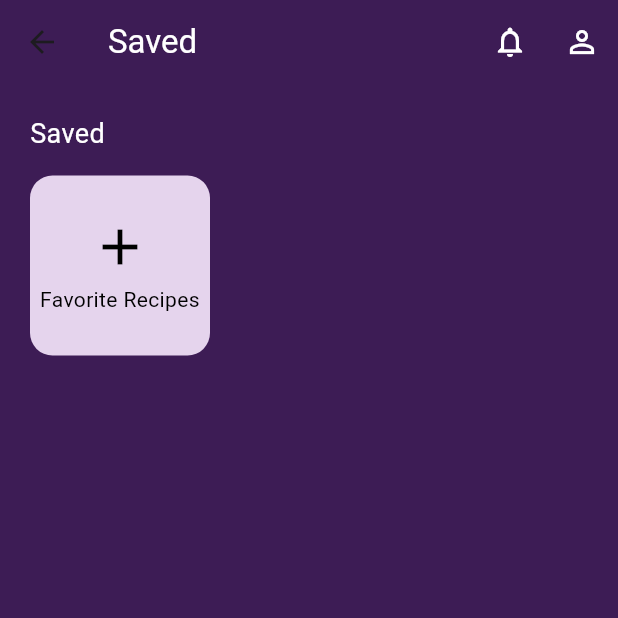
After one commit to Exact-Bytes/ChefScale, a Flutter app: the SavedRecipesPage screen opened directly, on a phone screen of 412 x 824 dp, the top half of it. The commit adds this screen. Run offline on Flutter 3.47's test engine with Material 3 defaults, Android fonts, the phone set to English and light mode, and no system bars; our stand-ins replace google_fonts, image_picker; Roboto replaces fonts that are missing (Afacad).

Commit message:
saved item page

```diff
--- a/lib/home_page.dart
+++ b/lib/home_page.dart
@@ -2,6 +2,7 @@ import 'package:flutter/material.dart';
 import 'package:google_fonts/google_fonts.dart';
 import 'package:myapp/profile_page.dart';
 import 'package:myapp/settingspage.dart';
+import 'package:myapp/savedrecipespage.dart';
 import 'package:myapp/camera_page.dart';
 
 class HomePage extends StatelessWidget {
@@ -110,10 +111,14 @@ class HomePage extends StatelessWidget {
                   ),
                   _buildFeatureButton(Icons.chat, "Chat"),
                   GestureDetector(
-                    onTap: () {},
-                    child: _buildFeatureButton(Icons.upload, "Upload Ingredients"),
-                  ),
-                  _buildFeatureButton(Icons.bookmark, "Saved Items"),
+                    child: _buildFeatureButton(Icons.upload, "Upload Ingredients"),),
+
+
+                 GestureDetector(
+                    onTap: () {
+                      Navigator.push(context, MaterialPageRoute(builder: (context) => const SavedRecipesPage()));
+                    },
+                    child: _buildFeatureButton(Icons.bookmark, "Saved Items")),
                 ],
               ),
               const SizedBox(height: 30),
@@ -151,19 +156,26 @@ class HomePage extends StatelessWidget {
         type: BottomNavigationBarType.fixed,
         items: const [
           BottomNavigationBarItem(icon: Icon(Icons.home), label: "Home"),
-          BottomNavigationBarItem(icon: Icon(Icons.restaurant_menu), label: "Recipes"),
+          BottomNavigationBarItem(
+              icon: Icon(Icons.restaurant_menu), label: "Recipes"),
           BottomNavigationBarItem(icon: Icon(Icons.camera_alt), label: "Scan"),
           BottomNavigationBarItem(icon: Icon(Icons.favorite), label: "Favorites"),
           BottomNavigationBarItem(icon: Icon(Icons.person), label: "Profile"),
         ],
         onTap: (index) {
           if (index == 2) {
+            // Camera Page
             Navigator.push(context, MaterialPageRoute(builder: (context) => const CameraPage()));
+          } else if (index == 4) {// Profile Page
+            Navigator.push(context, MaterialPageRoute(builder: (context) => ProfilePage()));
           }
-          if (index == 4) {
-            Navigator.push(context, MaterialPageRoute(builder: (context) => const ProfilePage()));
+          else if(index == 3){
+              // Saved Recipes
+              Navigator.push(context, MaterialPageRoute(builder: (context) => const SavedRecipesPage()));
           }
-        },
+       },
+
+
       ),
     );
   }
@@ -222,9 +234,29 @@ class HomePage extends StatelessWidget {
 }
 
 final List<Map<String, String>> _howItWorksSteps = [
-  {"image": "assets/side1.png", "title": "Snap a Photo", "description": "Capture ingredients with one click."},
-  {"image": "assets/side2.png", "title": "Upload Ingredients", "description": "Manually add ingredients for accuracy."},
-  {"image": "assets/side3.png", "title": "Get Measurements", "description": "Receive precise measurements instantly."},
-  {"image": "assets/side4.png", "title": "Recipe Suggestions", "description": "Get smart recipe suggestions."},
-  {"image": "assets/side5.png", "title": "Save & Favorite", "description": "Save your favorite ingredients & recipes."},
+  {
+    "image": "assets/side1.png",
+    "title": "Snap a Photo",
+    "description": "Capture ingredients with one click."
+  },
+  {
+    "image": "assets/side2.png",
+    "title": "Upload Ingredients",
+    "description": "Manually add ingredients for accuracy."
+  },
+  {
+    "image": "assets/side3.png",
+    "title": "Get Measurements",
+    "description": "Receive precise measurements instantly."
+  },
+  {
+    "image": "assets/side4.png",
+    "title": "Recipe Suggestions",
+    "description": "Get smart recipe suggestions."
+  },
+  {
+    "image": "assets/side5.png",
+    "title": "Save & Favorite",
+    "description": "Save your favorite ingredients & recipes."
+  },
 ];
--- /dev/null
+++ b/lib/savedrecipespage.dart
@@ -0,0 +1,56 @@
+import 'package:flutter/material.dart';
+import 'package:google_fonts/google_fonts.dart';
+
+class SavedRecipesPage extends StatelessWidget {
+  const SavedRecipesPage({super.key});
+  @override
+  Widget build(BuildContext context) {
+    return Scaffold(
+      backgroundColor: Color(0xFF3D1C55), // Dark purple background
+      appBar: AppBar(
+        backgroundColor: Color(0xFF3D1C55),
+        elevation: 0,
+        title: Text("Saved", style: GoogleFonts.afacad(color: Colors.white)),
+        centerTitle: false,
+        actions: [
+          IconButton(
+            icon: Icon(Icons.notifications_none, color: Colors.white),
+            onPressed: () {},
+          ),
+          IconButton(
+            icon: Icon(Icons.person_outline, color: Colors.white),
+            onPressed: () {},
+          ),
+        ],
+      ),
+      body: Padding(
+        padding: const EdgeInsets.all(20.0),
+        child: Column(
+          crossAxisAlignment: CrossAxisAlignment.start,
+          children: [
+            Text("Saved", style: GoogleFonts.afacad(fontSize: 18, color: Colors.white)),
+            SizedBox(height: 15),
+            Container(
+              width: 120,
+              height: 120,
+              decoration: BoxDecoration(
+                color: Color(0xFFE5D4ED), // Light purple
+                borderRadius: BorderRadius.circular(15),
+              ),
+              child: Column(
+                mainAxisAlignment: MainAxisAlignment.center,
+                children: [
+                  Icon(Icons.add, size: 40, color: Colors.black),
+                  SizedBox(height: 5),
+                  Text("Favorite Recipes",
+                      textAlign: TextAlign.center,
+                      style: GoogleFonts.afacad(fontSize: 14, color: Colors.black)),
+                ],
+              ),
+            ),
+           ],
+        ),
+      ),
+    );
+  }
+}
```
